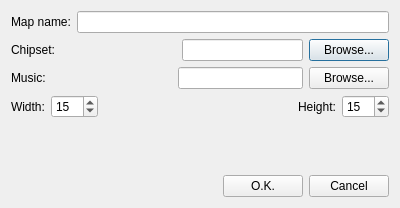
The window that src/mapeditdialog.ui (dummymeuporg/dummyeditor) describes before a commit, drawn with Qt 5.
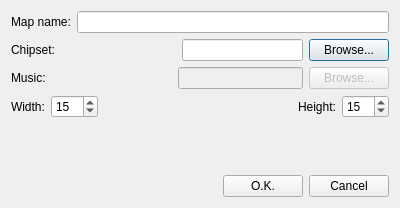
The same window after the commit.

```diff
--- a/src/mapeditdialog.ui
+++ b/src/mapeditdialog.ui
@@ -92,6 +92,9 @@
        </item>
        <item>
         <widget class="QLineEdit" name="lineEditMusic">
+         <property name="enabled">
+          <bool>false</bool>
+         </property>
          <property name="readOnly">
           <bool>true</bool>
          </property>
@@ -99,6 +102,9 @@
        </item>
        <item>
         <widget class="QPushButton" name="pushButtonBrowseMusic">
+         <property name="enabled">
+          <bool>false</bool>
+         </property>
          <property name="text">
           <string>Browse...</string>
          </property>
```
